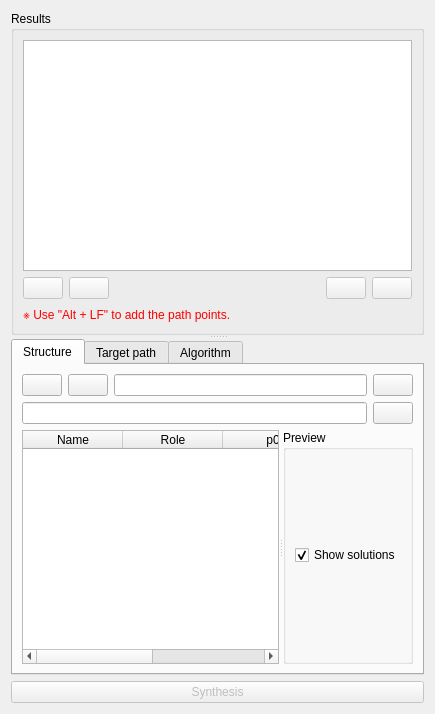
Qt form pyslvs_ui/synthesis/dimensional_synthesis/dimension_widget.ui (KmolYuan/Pyslvs-UI) before a commit.
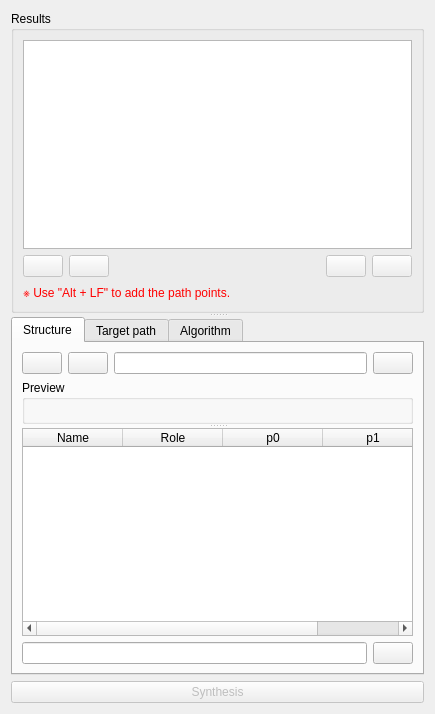
The same form after that commit. The open tabs and pages were chosen to show the change. Icons and pictures are not drawn.

The edit to the form file:
```diff
--- a/pyslvs_ui/synthesis/dimensional_synthesis/dimension_widget.ui
+++ b/pyslvs_ui/synthesis/dimensional_synthesis/dimension_widget.ui
@@ -179,35 +179,16 @@
          </layout>
         </item>
         <item>
-         <layout class="QHBoxLayout" name="horizontalLayout_17">
-          <item>
-           <widget class="QLineEdit" name="expression_string">
-            <property name="readOnly">
-             <bool>true</bool>
-            </property>
-           </widget>
-          </item>
-          <item>
-           <widget class="QPushButton" name="expr_copy">
-            <property name="icon">
-             <iconset resource="../../icons.qrc">
-              <normaloff>:/icons/copy.png</normaloff>:/icons/copy.png</iconset>
-            </property>
-           </widget>
-          </item>
-         </layout>
-        </item>
-        <item>
-         <widget class="QSplitter" name="up_splitter">
-          <property name="sizePolicy">
-           <sizepolicy hsizetype="Expanding" vsizetype="Expanding">
-            <horstretch>0</horstretch>
-            <verstretch>0</verstretch>
-           </sizepolicy>
-          </property>
+         <widget class="QSplitter" name="canvas_splitter">
           <property name="orientation">
-           <enum>Qt::Horizontal</enum>
+           <enum>Qt::Vertical</enum>
           </property>
+          <widget class="QGroupBox" name="preview_box">
+           <property name="title">
+            <string>Preview</string>
+           </property>
+           <layout class="QVBoxLayout" name="preview_layout"/>
+          </widget>
           <widget class="QTableWidget" name="parameter_list">
            <property name="statusTip">
             <string>All the joints of grounded link will show here.</string>
@@ -247,25 +228,27 @@
             </property>
            </column>
           </widget>
-          <widget class="QGroupBox" name="preview_box">
-           <property name="title">
-            <string>Preview</string>
-           </property>
-           <layout class="QVBoxLayout" name="preview_layout">
-            <item>
-             <widget class="QCheckBox" name="show_solutions">
-              <property name="text">
-               <string>Show solutions</string>
-              </property>
-              <property name="checked">
-               <bool>true</bool>
-              </property>
-             </widget>
-            </item>
-           </layout>
-          </widget>
          </widget>
         </item>
+        <item>
+         <layout class="QHBoxLayout" name="horizontalLayout_17">
+          <item>
+           <widget class="QLineEdit" name="expression_string">
+            <property name="readOnly">
+             <bool>true</bool>
+            </property>
+           </widget>
+          </item>
+          <item>
+           <widget class="QPushButton" name="expr_copy">
+            <property name="icon">
+             <iconset resource="../../icons.qrc">
+              <normaloff>:/icons/copy.png</normaloff>:/icons/copy.png</iconset>
+            </property>
+           </widget>
+          </item>
+         </layout>
+        </item>
        </layout>
       </widget>
       <widget class="QWidget" name="target_path">
```
Left out of the diff: 3 changed lines with no effect on the pictures.
